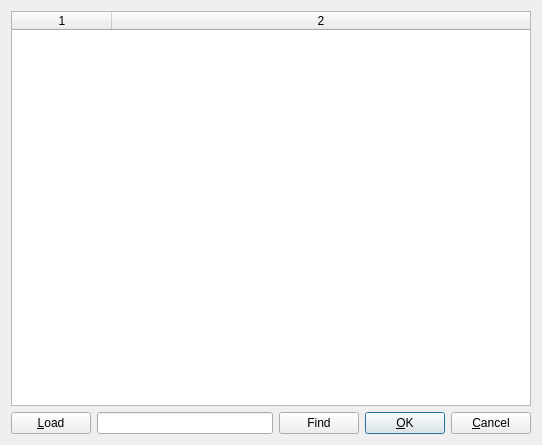
Qt form app/qtapp/appcmn_qt/refdlg.ui (tomojitakasu/RTKLIB) before a commit.
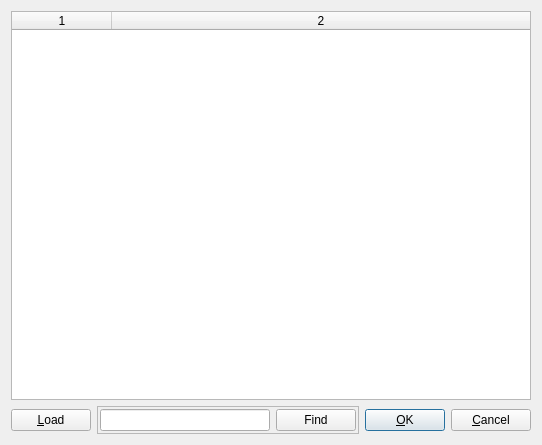
The same form after that commit.

Patch:
```diff
--- a/app/qtapp/appcmn_qt/refdlg.ui
+++ b/app/qtapp/appcmn_qt/refdlg.ui
@@ -54,16 +54,7 @@
        <number>0</number>
       </property>
       <item>
-       <widget class="QPushButton" name="BtnLoad">
-        <property name="enabled">
-         <bool>true</bool>
-        </property>
-        <property name="sizePolicy">
-         <sizepolicy hsizetype="Fixed" vsizetype="Fixed">
-          <horstretch>0</horstretch>
-          <verstretch>0</verstretch>
-         </sizepolicy>
-        </property>
+       <widget class="QPushButton" name="btnLoad">
         <property name="toolTip">
          <string/>
         </property>
@@ -73,7 +64,28 @@
        </widget>
       </item>
       <item>
-       <widget class="QLineEdit" name="FindStr">
+       <widget class="QFrame" name="frame">
+        <property name="frameShape">
+         <enum>QFrame::StyledPanel</enum>
+        </property>
+        <property name="frameShadow">
+         <enum>QFrame::Raised</enum>
+        </property>
+        <layout class="QHBoxLayout" name="horizontalLayout_2">
+         <property name="leftMargin">
+          <number>2</number>
+         </property>
+         <property name="topMargin">
+          <number>2</number>
+         </property>
+         <property name="rightMargin">
+          <number>2</number>
+         </property>
+         <property name="bottomMargin">
+          <number>2</number>
+         </property>
+         <item>
+          <widget class="QLineEdit" name="lEFind">
         <property name="enabled">
          <bool>true</bool>
         </property>
@@ -86,16 +98,7 @@
        </widget>
       </item>
       <item>
-       <widget class="QPushButton" name="BtnFind">
-        <property name="enabled">
-         <bool>true</bool>
-        </property>
-        <property name="sizePolicy">
-         <sizepolicy hsizetype="Fixed" vsizetype="Fixed">
-          <horstretch>0</horstretch>
-          <verstretch>0</verstretch>
-         </sizepolicy>
-        </property>
+          <widget class="QPushButton" name="btnFind">
         <property name="toolTip">
          <string/>
         </property>
@@ -104,17 +107,11 @@
         </property>
        </widget>
       </item>
+        </layout>
+       </widget>
+      </item>
       <item>
-       <widget class="QPushButton" name="BtnOK">
-        <property name="enabled">
-         <bool>true</bool>
-        </property>
-        <property name="sizePolicy">
-         <sizepolicy hsizetype="Fixed" vsizetype="Fixed">
-          <horstretch>0</horstretch>
-          <verstretch>0</verstretch>
-         </sizepolicy>
-        </property>
+       <widget class="QPushButton" name="btnOK">
         <property name="toolTip">
          <string/>
         </property>
@@ -130,16 +127,7 @@
        </widget>
       </item>
       <item>
-       <widget class="QPushButton" name="BtnCancel">
-        <property name="enabled">
-         <bool>true</bool>
-        </property>
-        <property name="sizePolicy">
-         <sizepolicy hsizetype="Fixed" vsizetype="Fixed">
-          <horstretch>0</horstretch>
-          <verstretch>0</verstretch>
-         </sizepolicy>
-        </property>
+       <widget class="QPushButton" name="btnCancel">
         <property name="toolTip">
          <string/>
         </property>
```
Left out of the diff: 2 changed lines with no effect on the pictures. Lines whose indentation alone changed are shown as unchanged.
